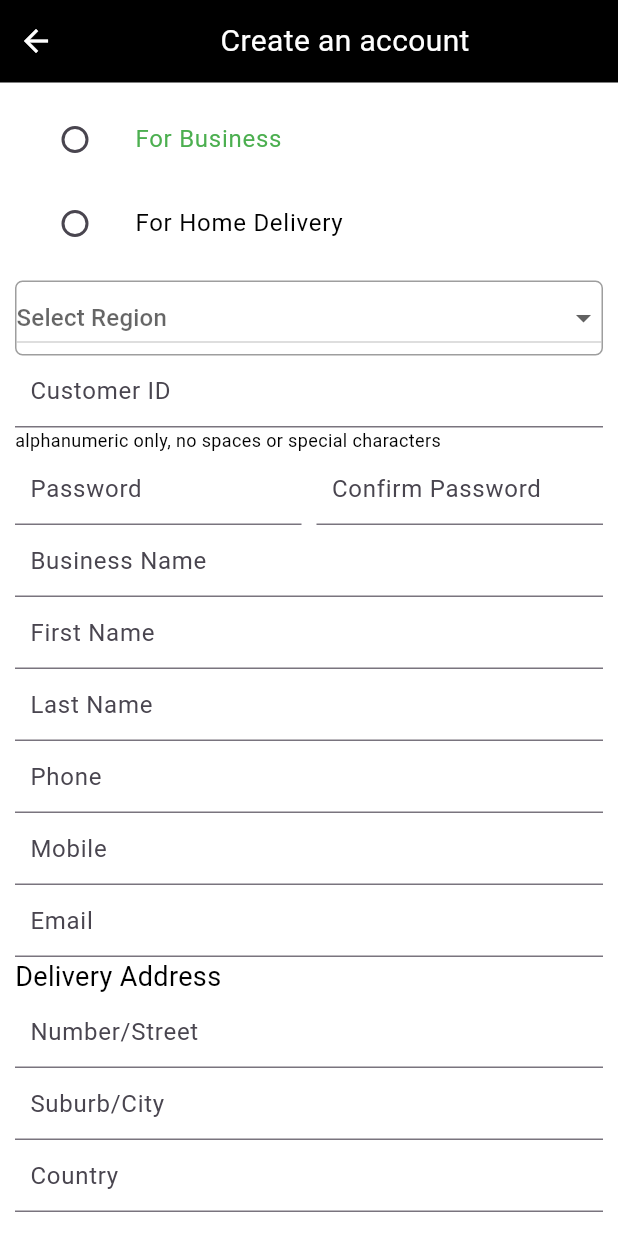
After one commit to Naresh-Gupta-Braintech/quickb2b_v3_6, a Flutter app: the screen it shows after launch, after a tap on "Access your account", on a phone screen of 412 x 824 dp. The commit adds this screen. Run offline on Flutter 3.47's test engine with Material 3 defaults, Android fonts, the light colour scheme and no system bars; our stand-ins replace flutter_screenutil, get, shared_preferences.

```diff
--- a/lib/app/autthentication/login/login_view.dart
+++ b/lib/app/autthentication/login/login_view.dart
@@ -1,5 +1,6 @@
 import 'package:flutter/material.dart';
 import 'package:get/get.dart';
+import 'package:quickb2b_v3_6/helper/routes_helper.dart';
 import 'package:quickb2b_v3_6/reusable/buttons.dart';
 import 'package:quickb2b_v3_6/utils/images.dart';
 import 'package:quickb2b_v3_6/utils/text_field.dart';
@@ -40,9 +41,17 @@ class LoginView extends StatelessWidget {
                   padding: EdgeInsets.all(5),
                   child: Column(
                     children: [
-                      Text('Forgot password', style: TextStyle(color: Colors.white, fontSize: 14), textAlign: TextAlign.center),
+                      GestureDetector(
+                        behavior: HitTestBehavior.opaque,
+                        onTap: () => Get.toNamed(RoutesHelper.forgot),
+                        child: Text('Forgot password', style: TextStyle(color: Colors.white, fontSize: 14), textAlign: TextAlign.center),
+                      ),
                       SizedBox(height: 5),
-                      Text('Access your account', style: TextStyle(color: Colors.white, fontSize: 14), textAlign: TextAlign.center),
+                      GestureDetector(
+                        behavior: HitTestBehavior.opaque,
+                        onTap: () => Get.toNamed(RoutesHelper.register),
+                        child: Text('Access your account', style: TextStyle(color: Colors.white, fontSize: 14), textAlign: TextAlign.center),
+                      ),
                     ],
                   ),
                 ),
--- /dev/null
+++ b/lib/app/autthentication/register/registration_page.dart
@@ -0,0 +1,145 @@
+import 'package:flutter/material.dart';
+
+class RegistrationPage extends StatelessWidget {
+  @override
+  Widget build(BuildContext context) {
+    return Scaffold(
+      backgroundColor: Colors.white,
+      body: SafeArea(
+        child: Column(
+          children: [
+            // Title Bar
+            Container(
+              height: 55,
+              color: Colors.black,
+              child: Row(
+                children: [
+                  IconButton(
+                    icon: Icon(Icons.arrow_back, color: Colors.white),
+                    onPressed: () {
+                      Navigator.pop(context);
+                    },
+                  ),
+                  Expanded(child: Center(child: Text('Create an account', style: TextStyle(color: Colors.white, fontSize: 20)))),
+                ],
+              ),
+            ),
+
+            // Scrollable Content
+            Expanded(
+              child: SingleChildScrollView(
+                padding: EdgeInsets.all(10),
+                child: Column(
+                  crossAxisAlignment: CrossAxisAlignment.start,
+                  children: [
+                    // Radio Group
+                    Column(
+                      children: [
+                        ListTile(
+                          title: Text('For Business', style: TextStyle(color: Colors.green, fontSize: 16)),
+                          leading: Radio(value: 'business', groupValue: 'selected', onChanged: (value) {}),
+                        ),
+                        ListTile(
+                          title: Text('For Home Delivery', style: TextStyle(color: Colors.black, fontSize: 16)),
+                          leading: Radio(value: 'home_delivery', groupValue: 'selected', onChanged: (value) {}),
+                        ),
+                      ],
+                    ),
+
+                    // Dropdown (Spinner)
+                    Container(
+                      margin: EdgeInsets.only(top: 10),
+                      decoration: BoxDecoration(border: Border.all(color: Colors.grey), borderRadius: BorderRadius.circular(5)),
+                      child: DropdownButton<String>(
+                        isExpanded: true,
+                        hint: Text('Select Region'),
+                        items:
+                            <String>['Region 1', 'Region 2', 'Region 3'].map<DropdownMenuItem<String>>((String value) {
+                              return DropdownMenuItem<String>(value: value, child: Text(value));
+                            }).toList(),
+                        onChanged: (String? newValue) {},
+                      ),
+                    ),
+
+                    // User Name Input
+                    TextField(
+                      decoration: InputDecoration(hintText: 'Customer ID', contentPadding: EdgeInsets.all(10)),
+                      textCapitalization: TextCapitalization.characters,
+                    ),
+
+                    // Info Text
+                    Text('alphanumeric only, no spaces or special characters', style: TextStyle(color: Colors.black, fontSize: 12)),
+
+                    // Password Fields
+                    Row(
+                      children: [
+                        Expanded(
+                          child: TextField(decoration: InputDecoration(hintText: 'Password', contentPadding: EdgeInsets.all(10)), obscureText: true),
+                        ),
+                        SizedBox(width: 10),
+                        Expanded(
+                          child: TextField(
+                            decoration: InputDecoration(hintText: 'Confirm Password', contentPadding: EdgeInsets.all(10)),
+                            obscureText: true,
+                          ),
+                        ),
+                      ],
+                    ),
+
+                    // Other Input Fields
+                    TextField(decoration: InputDecoration(hintText: 'Business Name', contentPadding: EdgeInsets.all(10))),
+                    TextField(decoration: InputDecoration(hintText: 'First Name', contentPadding: EdgeInsets.all(10))),
+                    TextField(decoration: InputDecoration(hintText: 'Last Name', contentPadding: EdgeInsets.all(10))),
+                    TextField(decoration: InputDecoration(hintText: 'Phone', contentPadding: EdgeInsets.all(10)), keyboardType: TextInputType.phone),
+                    TextField(decoration: InputDecoration(hintText: 'Mobile', contentPadding: EdgeInsets.all(10)), keyboardType: TextInputType.phone),
+                    TextField(
+                      decoration: InputDecoration(hintText: 'Email', contentPadding: EdgeInsets.all(10)),
+                      keyboardType: TextInputType.emailAddress,
+                    ),
+
+                    // Delivery Address Section
+                    Text('Delivery Address', style: TextStyle(color: Colors.black, fontSize: 18)),
+                    TextField(decoration: InputDecoration(hintText: 'Number/Street', contentPadding: EdgeInsets.all(10))),
+                    TextField(decoration: InputDecoration(hintText: 'Suburb/City', contentPadding: EdgeInsets.all(10))),
+                    TextField(decoration: InputDecoration(hintText: 'Country', contentPadding: EdgeInsets.all(10))),
+                    TextField(decoration: InputDecoration(hintText: 'State/Region', contentPadding: EdgeInsets.all(10))),
+                    TextField(decoration: InputDecoration(hintText: 'Postcode/Zip', contentPadding: EdgeInsets.all(10))),
+
+                    // Postal Address Section
+                    CheckboxListTile(
+                      title: Text('Is postal address same as delivery address?', style: TextStyle(color: Colors.black)),
+                      value: false,
+                      onChanged: (bool? value) {},
+                    ),
+                    Text('Postal Address', style: TextStyle(color: Colors.black, fontSize: 18)),
+                    TextField(decoration: InputDecoration(hintText: 'Number/Street', contentPadding: EdgeInsets.all(10))),
+                    TextField(decoration: InputDecoration(hintText: 'Suburb/City', contentPadding: EdgeInsets.all(10))),
+                    TextField(decoration: InputDecoration(hintText: 'Country', contentPadding: EdgeInsets.all(10))),
+                    TextField(decoration: InputDecoration(hintText: 'State/Region', contentPadding: EdgeInsets.all(10))),
+                    TextField(decoration: InputDecoration(hintText: 'Postcode/Zip', contentPadding: EdgeInsets.all(10))),
+
+                    // Submit Button
+                    Container(
+                      margin: EdgeInsets.only(top: 20, bottom: 20),
+                      width: double.infinity,
+                      child: ElevatedButton(
+                        onPressed: () {
+                          // Handle submit action
+                        },
+                        child: Text('Submit', style: TextStyle(color: Colors.white, fontSize: 13)),
+                        style: ElevatedButton.styleFrom(
+                          // primary: Colors.black,
+                          padding: EdgeInsets.all(10),
+                        ),
+                      ),
+                    ),
+                  ],
+                ),
+              ),
+            ),
+          ],
+        ),
+      ),
+    );
+  }
+}
--- a/lib/helper/routes_helper.dart
+++ b/lib/helper/routes_helper.dart
@@ -1,5 +1,7 @@
 import 'package:get/route_manager.dart';
+import 'package:quickb2b_v3_6/app/autthentication/forgot/forgot.dart';
 import 'package:quickb2b_v3_6/app/autthentication/login/login_view.dart';
+import 'package:quickb2b_v3_6/app/autthentication/register/registration_page.dart';
 import 'package:quickb2b_v3_6/app/splash/splash.dart';
 
 class RoutesHelper {
@@ -11,6 +13,7 @@ class RoutesHelper {
   static const String _about = '/about';
   static const String _contact = '/contact';
   static const String _splash = '/splash';
+  static const String _forgot = '/forgot';
 
   // Add more routes as needed
   static String get home => _home;
@@ -21,12 +24,14 @@ class RoutesHelper {
   static String get about => _about;
   static String get contact => _contact;
   static String get splash => _splash;
+  static String get forgot => _forgot;
 
   static List<GetPage> getRoutes() {
     return [
       // GetPage(name: _home, page: () => const HomeScreen()),
       GetPage(name: _login, page: () => const LoginView()),
-      GetPage(name: _register, page: () => Splash()),
+      GetPage(name: _register, page: () => RegistrationPage()),
+      GetPage(name: _forgot, page: () => ForgetPasswordPage()),
       // GetPage(name: _profile, page: () => const ProfileScreen()),
       // GetPage(name: _settings, page: () => const SettingsScreen()),
       // GetPage(name: _about, page: () => const AboutScreen()),
```
Also changed, not shown: lib/app/autthentication/forgot/forgot.dart (added, +86 -0 lines).
